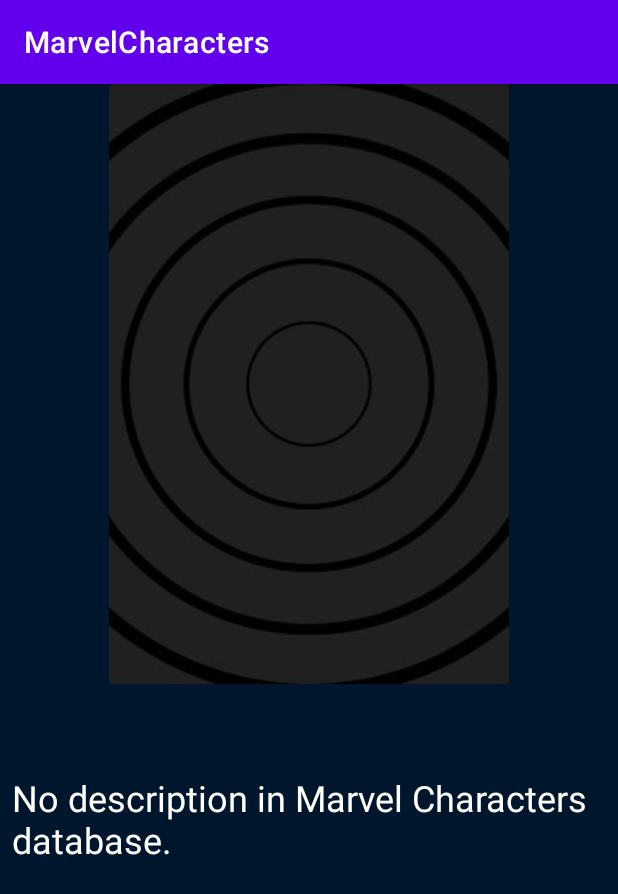
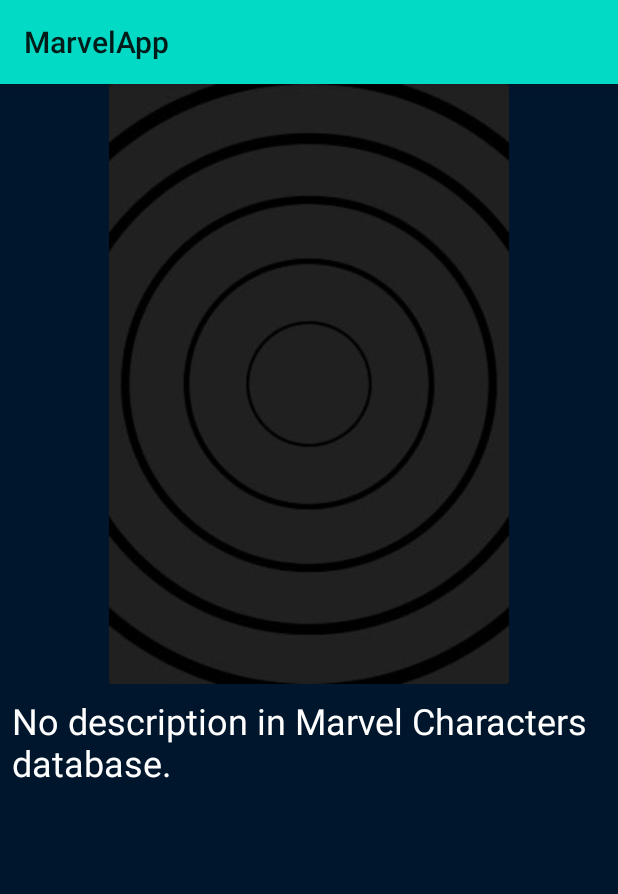
Before and after one commit to josemarsp/MarvelCharacters, an Android app: the fragment DetailsFragment placed in its activity, on a phone screen of 412 x 824 dp. Shown: the top 894 px of the screen. Run offline under Robolectric (Android 15) with nearby library versions, the phone set to English and light mode, and no system bars; our stand-ins replace RxJava; network calls fail; pictures from the network do not load; 8 statements that could not run were skipped.

Commit message:
action menu

```diff
--- a/app/src/main/AndroidManifest.xml
+++ b/app/src/main/AndroidManifest.xml
@@ -14,7 +14,7 @@
         android:label="@string/app_name"
         android:roundIcon="@mipmap/ic_launcher_round"
         android:supportsRtl="true"
-        android:theme="@style/Theme.MarvelCharacters">
+        android:theme="@style/Theme.AppCompat.Light.NoActionBar">
         <activity
             android:name=".view.MainActivity"
             android:exported="true"
--- a/app/src/main/java/br/com/josef/marvelcharacters/adapter/CharacterAdapter.kt
+++ b/app/src/main/java/br/com/josef/marvelcharacters/adapter/CharacterAdapter.kt
@@ -27,7 +27,7 @@ class CharacterAdapter(
     override fun onBindViewHolder(holder: ViewHolder, position: Int) {
         val result = characterList[position]
         holder.onBind(result)
-        holder.itemView.setOnClickListener { _: View? -> listener.click(result) }
+        holder.itemView.setOnClickListener { listener.click(result) }
     }
 
     override fun getItemCount(): Int {
--- a/app/src/main/java/br/com/josef/marvelcharacters/di/AppModule.kt
+++ b/app/src/main/java/br/com/josef/marvelcharacters/di/AppModule.kt
@@ -1,17 +1,14 @@
 package br.com.josef.marvelcharacters.di
 
 import br.com.josef.marvelcharacters.view.DetailsFragment
+import br.com.josef.marvelcharacters.view.MainActivity
 import br.com.josef.marvelcharacters.viewmodel.MainViewModel
 import org.koin.androidx.fragment.dsl.fragment
 import org.koin.androidx.viewmodel.dsl.viewModel
 import org.koin.dsl.module
 
 val appModule = module {
-//    viewModel { MainViewModel() }
     fragment { DetailsFragment() }
-//    scope<MainActivity> {
-//        fragment { DetailsFragment() }
-//}
 }
 
 val mainModule = module {
--- a/app/src/main/java/br/com/josef/marvelcharacters/view/MainActivity.kt
+++ b/app/src/main/java/br/com/josef/marvelcharacters/view/MainActivity.kt
@@ -1,6 +1,9 @@
 package br.com.josef.marvelcharacters.view
 
 import android.os.Bundle
+import android.view.Menu
+import android.view.MenuInflater
+import android.view.MenuItem
 import androidx.appcompat.app.AppCompatActivity
 import br.com.josef.marvelcharacters.R
 import br.com.josef.marvelcharacters.databinding.ActivityMainBinding
@@ -8,15 +11,8 @@ import org.koin.androidx.fragment.android.setupKoinFragmentFactory
 
 class MainActivity : AppCompatActivity(){
 
-//    private var characterAdapter: CharacterAdapter? = null
-//    private val listaComics: MutableList<Result> = ArrayList()
-
-    //    private var listaPersonagens: List<Result> = ArrayList()
-
-//    private val viewModel: MainViewModel by viewModel()
-
-
     private lateinit var binding: ActivityMainBinding
+//    private lateinit var item: Menu
 
     override
     fun onCreate(savedInstanceState: Bundle?) {
@@ -26,12 +22,40 @@ class MainActivity : AppCompatActivity(){
         binding = ActivityMainBinding.inflate(layoutInflater)
         val view = binding.root
         setContentView(view)
+        setSupportActionBar(binding.tbMarvel)
 
         this.supportFragmentManager.beginTransaction()
             .replace(
                 R.id.fc_fragment,
-                MainFragment::class.java, null)
+                MainFragment::class.java, null
+            )
             .commit()
+    }
+
+    override fun onCreateOptionsMenu(menu: Menu): Boolean {
+        val inflater: MenuInflater = menuInflater
+        inflater.inflate(R.menu.menu, menu)
+        return true
+    }
+
+    override fun onOptionsItemSelected(item: MenuItem): Boolean =
+        when (item.itemId) {
+            R.id.action_favorite -> {
+                true
+            }
+
+            R.id.action_search -> {
+                true
+            }
+
+            else -> {
+                super.onOptionsItemSelected(item)
+
+            }
+        }
+
+    fun renameMenu(s: String) {
+        supportActionBar?.title = s
     }
 
     override fun onBackPressed() {
@@ -42,15 +66,4 @@ class MainActivity : AppCompatActivity(){
         }
     }
 
-
-    // viewModel.allComics
-//        viewModel.allCharacters
-
-//        adapter = RecyclerViewAdapter(listaComics, this, this)
-//        binding.recyclerView.adapter  = adapter
-//        binding.recyclerView.layoutManager = GridLayoutManager(this, 3)
-
-
-
-//
 }
--- a/app/src/main/java/br/com/josef/marvelcharacters/view/MainFragment.kt
+++ b/app/src/main/java/br/com/josef/marvelcharacters/view/MainFragment.kt
@@ -1,5 +1,6 @@
 package br.com.josef.marvelcharacters.view
 
+import android.content.Context
 import android.os.Bundle
 import android.view.LayoutInflater
 import android.view.View
@@ -35,14 +36,17 @@ class MainFragment : Fragment(), OnClick {
             false
         )
         viewModel = getViewModel()
+
         return binding.root
     }
+
+
 
     override fun onViewCreated(view: View, savedInstanceState: Bundle?) {
         super.onViewCreated(view, savedInstanceState)
 
         setAdapter()
-        setScrollPagingItems()
+        setScrollPagingImages()
 
         viewModel.allCharacters(0, searchLimit)
 
@@ -80,17 +84,9 @@ class MainFragment : Fragment(), OnClick {
             )
             .addToBackStack(null)
             .commit()
-
-//        val transaction = activity?.supportFragmentManager?.beginTransaction()
-//        transaction?.add(
-//            R.id.fl_forgot,
-//            RecoveryPasswordCodeFragment.newInstance(bundle)
-//        )
-//        transaction?.addToBackStack(null)
-//        transaction?.commit()
     }
 
-    private fun setScrollPagingItems() {
+    private fun setScrollPagingImages() {
 
         binding.recyclerView.addOnScrollListener(object : OnScrollListener() {
 
@@ -106,10 +102,8 @@ class MainFragment : Fragment(), OnClick {
                 val ultimoItem = lastVisible + 6 >= itemsSearches
 
                 if (totalItemCount > 0 && ultimoItem) {
-                    val lastSearch = itemsSearches
                     itemsSearches += searchLimit
                     viewModel.allCharacters(offset = itemsSearches, limit = searchLimit)
-//                    )
                 }
             }
         })
--- a/app/src/main/res/layout/activity_main.xml
+++ b/app/src/main/res/layout/activity_main.xml
@@ -1,11 +1,32 @@
 <?xml version="1.0" encoding="utf-8"?>
-<androidx.fragment.app.FragmentContainerView xmlns:android="http://schemas.android.com/apk/res/android"
-    xmlns:app="http://schemas.android.com/apk/res-auto"
+<androidx.constraintlayout.widget.ConstraintLayout xmlns:android="http://schemas.android.com/apk/res/android"
     xmlns:tools="http://schemas.android.com/tools"
     android:layout_width="match_parent"
     android:layout_height="match_parent"
-    android:background="@color/my_blue"
-    android:id="@+id/fc_fragment"
-    tools:context=".view.MainActivity">
+    xmlns:app="http://schemas.android.com/apk/res-auto">
 
-</androidx.fragment.app.FragmentContainerView>
+    <androidx.appcompat.widget.Toolbar
+        android:id="@+id/tb_marvel"
+        android:layout_width="match_parent"
+        android:layout_height="wrap_content"
+        android:background="@color/teal_200"
+        android:elevation="4dp"
+        android:visibility="visible"
+        app:layout_constraintEnd_toEndOf="parent"
+        app:layout_constraintStart_toStartOf="parent"
+        app:layout_constraintTop_toTopOf="parent" />
+
+    <androidx.fragment.app.FragmentContainerView
+        android:id="@+id/fc_fragment"
+        android:layout_width="0dp"
+        android:layout_height="0dp"
+        android:background="@color/my_blue"
+        app:layout_constraintBottom_toBottomOf="parent"
+        app:layout_constraintEnd_toEndOf="parent"
+        app:layout_constraintStart_toStartOf="parent"
+        app:layout_constraintTop_toBottomOf="@+id/tb_marvel"
+        tools:context=".view.MainActivity">
+
+    </androidx.fragment.app.FragmentContainerView>
+
+</androidx.constraintlayout.widget.ConstraintLayout>
--- a/app/src/main/res/layout/fragment_details.xml
+++ b/app/src/main/res/layout/fragment_details.xml
@@ -33,20 +33,6 @@
             app:layout_constraintStart_toStartOf="parent" />
 
         <TextView
-            android:id="@+id/tv_title_name"
-            android:layout_width="match_parent"
-            android:layout_height="wrap_content"
-            android:layout_margin="8dp"
-            android:textAlignment="center"
-            android:textColor="@color/white"
-            android:textSize="32sp"
-            android:textStyle="bold"
-            app:layout_constraintEnd_toEndOf="parent"
-            app:layout_constraintStart_toStartOf="parent"
-            app:layout_constraintTop_toBottomOf="@+id/iv_character_image"
-            tools:text="3D Man" />
-
-        <TextView
             android:id="@+id/tv_comic_description"
             android:layout_width="match_parent"
             android:layout_height="wrap_content"
@@ -57,7 +43,7 @@
             app:layout_constraintEnd_toEndOf="parent"
             app:layout_constraintHorizontal_bias="1.0"
             app:layout_constraintStart_toStartOf="parent"
-            app:layout_constraintTop_toBottomOf="@+id/tv_title_name"
+            app:layout_constraintTop_toBottomOf="@+id/iv_character_image"
             tools:text="@string/lorem_ipsum" />
 
         <TextView
--- a/app/src/main/res/layout/fragment_main.xml
+++ b/app/src/main/res/layout/fragment_main.xml
@@ -5,7 +5,7 @@
     android:layout_width="match_parent"
     android:layout_height="match_parent"
     android:background="@color/my_blue"
-    tools:context=".view.MainActivity">
+    tools:context=".view.MainFragment">
 
     <androidx.recyclerview.widget.RecyclerView
         android:id="@+id/recyclerView"
@@ -16,7 +16,6 @@
         app:layout_constraintEnd_toEndOf="parent"
         app:layout_constraintStart_toStartOf="parent"
         app:layout_constraintTop_toTopOf="parent"
-        tools:itemCount="2"
         tools:listitem="@layout/item_recycler_view" />
 
     <ProgressBar
--- a/app/src/main/res/values/strings.xml
+++ b/app/src/main/res/values/strings.xml
@@ -1,9 +1,12 @@
 <resources>
-    <string name="app_name">MarvelCharacters</string>
+    <string name="app_name">MarvelApp</string>
     <string name="hello_blank_fragment">Hello blank fragment</string>
     <string name="lorem_ipsum">Mussum Ipsum, cacilds vidis litro abertis.Si u mundo tá muito paradis? Toma um mé que o mundo vai girarzis!</string>
     <string name="no_description">No description in Marvel Characters database.</string>
-    <string name="image_of_the_chacarters">Image of the Chacarters</string>
+    <string name="image_of_the_chacarters">Image of the Characters</string>
     <string name="comics">Comics</string>
     <string name="series">Series</string>
+    <string name="action_favorite">Favorite</string>
+    <string name="action_search">Search</string>
+    <string name="action_settings">Alternate images grid</string>
 </resources>
```
Also changed, not shown: app/src/main/java/br/com/josef/marvelcharacters/view/DetailsFragment.kt (+10 -11 lines).
